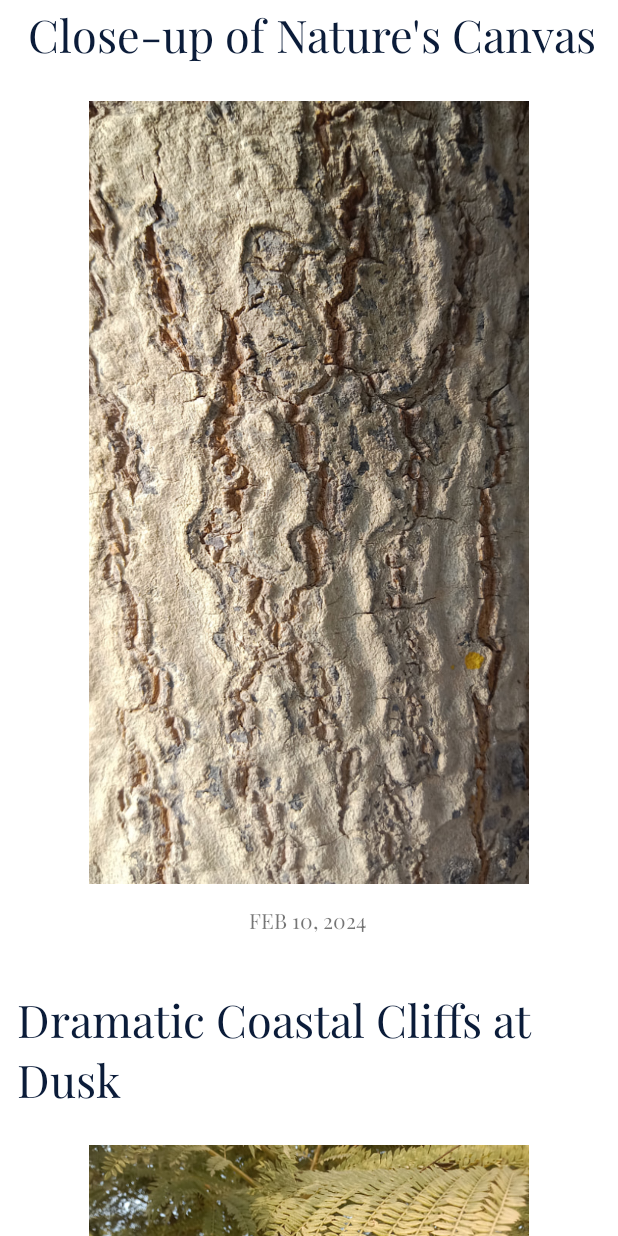
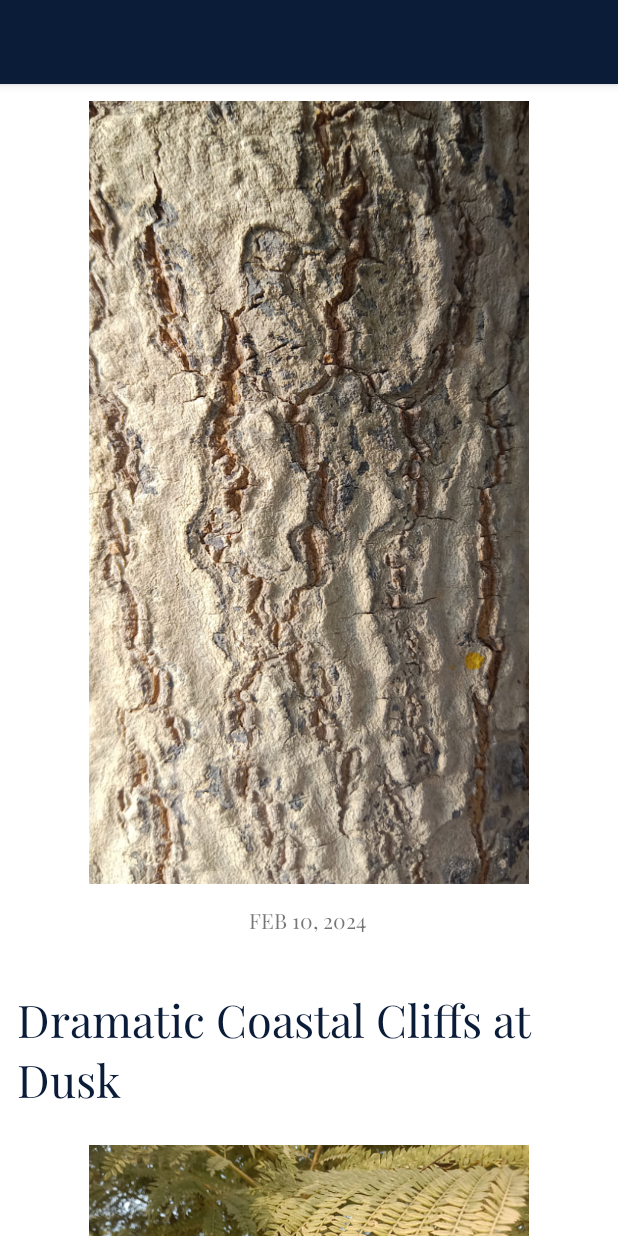
Before and after one commit to aliyabatoolalvi/AliyasStream, an Android app: the screen it shows after launch (MainActivity), on a phone screen of 412 x 824 dp. Run offline under Robolectric (Android 15) with nearby library versions, the phone set to English and light mode, and no system bars.

Commit message:
ADDED MORE CONTENTS

```diff
--- a/app/src/main/AndroidManifest.xml
+++ b/app/src/main/AndroidManifest.xml
@@ -17,7 +17,8 @@
             android:exported="false" />
         <activity
             android:name=".MainActivity"
-            android:exported="true">
+            android:exported="true"
+            android:label="Aliya's Stream">
         <intent-filter>
             <action android:name="android.intent.action.MAIN" />
             <category android:name="android.intent.category.LAUNCHER" />
--- a/app/src/main/java/com/example/aliyasstream/MainActivity.java
+++ b/app/src/main/java/com/example/aliyasstream/MainActivity.java
@@ -58,53 +58,77 @@ public class MainActivity extends AppCompatActivity {
                     );
             blogs.add(blog);
             blog=new Blog(
-                    "A Close-up of Nature's Canvas",
+
+                    "Vivid Blossom Elegance",
                     //5th
-                    R.drawable.image4,
-                    "FEB 12, 2024",
+                    R.drawable.image5,
+                    "FEB 14, 2024",
+                    "Immerse yourself in the vibrant allure of this flower portrait, where a delicate bloom takes center stage. The rich, contrasting hues of the petals create a visual symphony, capturing the essence of nature's vivacity in a single frame."
+            );
+            blogs.add(blog); blog=new Blog(
+                    "Graceful Petal Ballet",
+                    R.drawable.image6,
+                    "FEB 16, 2024",
+                    "Witness the poetic dance of petals as this flower portrait gracefully captures the intricate movements of nature. The delicately unfurling petals resemble a ballet in progress, showcasing the inherent beauty and elegance of the floral world."
+            );
+            blogs.add(blog); blog=new Blog(
+                    "Macro Majesty",
+                    R.drawable.image7,
+                    "FEB 29, 2024",
+                    "This close-up flower portrait unveils the unseen intricacies of nature's masterpiece. With meticulous attention to detail, the image showcases the velvety texture of each petal, revealing a world of minute details that often go unnoticed."
+            );
+            blogs.add(blog); blog=new Blog(
+                    "Gray Clouds Grace",
+                    R.drawable.image8,
+                    "Mar 1, 12, 2024",
                     "Humans aren’t great at blending in with their environment. In the 20th century—after we ditched the rather barbaric style of fighting wars in fields, with line formations charging at one another—camouflage would become a vital tool. This has grown into a multi-billion-dollar industry meant to keep soldiers hidden on the battlefield, offering a significant tactical advantage."
             );
             blogs.add(blog); blog=new Blog(
-                    "A Close-up of Nature's Canvas",
-                    R.drawable.image4,
-                    "FEB 12, 2024",
+                    "Sun sitting on tractor",
+                    R.drawable.image9,
+                    "MAR 2,, 2024",
                     "Humans aren’t great at blending in with their environment. In the 20th century—after we ditched the rather barbaric style of fighting wars in fields, with line formations charging at one another—camouflage would become a vital tool. This has grown into a multi-billion-dollar industry meant to keep soldiers hidden on the battlefield, offering a significant tactical advantage."
             );
             blogs.add(blog); blog=new Blog(
-                    "A Close-up of Nature's Canvas",
-                    R.drawable.image4,
-                    "FEB 12, 2024",
-                    "Humans aren’t great at blending in with their environment. In the 20th century—after we ditched the rather barbaric style of fighting wars in fields, with line formations charging at one another—camouflage would become a vital tool. This has grown into a multi-billion-dollar industry meant to keep soldiers hidden on the battlefield, offering a significant tactical advantage."
+                    "Burning in fire",
+                    R.drawable.image10,
+                    "MAR 3, 2024",
+                    "Capture the essence of village life with this intimate portrait of a stove in a quaint countryside setting. The rustic charm of the stove becomes a focal point, reflecting the heart and soul of a community where warmth and sustenance are shared around this central fixture."
             );
             blogs.add(blog); blog=new Blog(
-                    "A Close-up of Nature's Canvas",
-                    R.drawable.image4,
-                    "FEB 12, 2024",
-                    "Humans aren’t great at blending in with their environment. In the 20th century—after we ditched the rather barbaric style of fighting wars in fields, with line formations charging at one another—camouflage would become a vital tool. This has grown into a multi-billion-dollar industry meant to keep soldiers hidden on the battlefield, offering a significant tactical advantage."
+                    "Nature's network",
+                    R.drawable.image11,
+                    "MAR 4, 2024",
+                    "Witness the ever-changing beauty of trees as they transform with the seasons. From the delicate blossoms of spring to the fiery hues of autumn, this portrait captures the dynamic tapestry of nature, showcasing the trees as living canvases that reflect the passage of time."
             );
-            blogs.add(blog); blog=new Blog(
-                    "A Close-up of Nature's Canvas",
-                    R.drawable.image4,
-                    "FEB 12, 2024",
-                    "Humans aren’t great at blending in with their environment. In the 20th century—after we ditched the rather barbaric style of fighting wars in fields, with line formations charging at one another—camouflage would become a vital tool. This has grown into a multi-billion-dollar industry meant to keep soldiers hidden on the battlefield, offering a significant tactical advantage."
+            blogs.add(blog);
+            blog=new Blog(
+                    "Sweaty leaves",
+                    R.drawable.image12,
+                    "MAR 6, 2024",
+                    "Explore the intricate patterns of tree roots in this intimate portrait. Beneath the surface, a network of roots connects trees in a harmonious dance with the earth. This portrayal invites contemplation on the interconnectedness of all living things and the silent strength that lies beneath the surface."
             );
-            blogs.add(blog); blog=new Blog(
-                    "A Close-up of Nature's Canvas",
-                    R.drawable.image4,
-                    "FEB 12, 2024",
-                    "Humans aren’t great at blending in with their environment. In the 20th century—after we ditched the rather barbaric style of fighting wars in fields, with line formations charging at one another—camouflage would become a vital tool. This has grown into a multi-billion-dollar industry meant to keep soldiers hidden on the battlefield, offering a significant tactical advantage."
+            blogs.add(blog);
+            blog=new Blog(
+                    "Sweaty leaves",
+                    R.drawable.image13,
+                    "MAR 6, 2024",
+                    "Explore the intricate patterns of tree roots in this intimate portrait. Beneath the surface, a network of roots connects trees in a harmonious dance with the earth. This portrayal invites contemplation on the interconnectedness of all living things and the silent strength that lies beneath the surface."
             );
-            blogs.add(blog); blog=new Blog(
-                    "A Close-up of Nature's Canvas",
-                    R.drawable.image4,
-                    "FEB 12, 2024",
-                    "Humans aren’t great at blending in with their environment. In the 20th century—after we ditched the rather barbaric style of fighting wars in fields, with line formations charging at one another—camouflage would become a vital tool. This has grown into a multi-billion-dollar industry meant to keep soldiers hidden on the battlefield, offering a significant tactical advantage."
+            blogs.add(blog);
+
+            blog=new Blog(
+                    "Sky watching itself in mirror",
+                    R.drawable.image14,
+                    "MAR 6, 2024",
+                    "Explore the intricate patterns of tree roots in this intimate portrait. Beneath the surface, a network of roots connects trees in a harmonious dance with the earth. This portrayal invites contemplation on the interconnectedness of all living things and the silent strength that lies beneath the surface."
             );
-            blogs.add(blog); blog=new Blog(
-                    "A Close-up of Nature's Canvas",
-                    R.drawable.image4,
-                    "FEB 12, 2024",
-                    "Humans aren’t great at blending in with their environment. In the 20th century—after we ditched the rather barbaric style of fighting wars in fields, with line formations charging at one another—camouflage would become a vital tool. This has grown into a multi-billion-dollar industry meant to keep soldiers hidden on the battlefield, offering a significant tactical advantage."
+            blogs.add(blog);
+            blog=new Blog(
+                    "yellow in grace",
+                    R.drawable.image15,
+                    "MAR 6, 2024",
+                    "Explore the intricate patterns of tree roots in this intimate portrait. Beneath the surface, a network of roots connects trees in a harmonious dance with the earth. This portrayal invites contemplation on the interconnectedness of all living things and the silent strength that lies beneath the surface."
             );
             blogs.add(blog);
             return blogs;
--- a/app/src/main/res/layout/activity_main.xml
+++ b/app/src/main/res/layout/activity_main.xml
@@ -5,10 +5,23 @@
     android:layout_width="match_parent"
     android:layout_height="match_parent"
     tools:context=".MainActivity">
+
+    <androidx.appcompat.widget.Toolbar
+        android:id="@+id/toolbar"
+        android:layout_width="match_parent"
+        android:layout_height="?attr/actionBarSize"
+        android:background="?attr/colorPrimary"
+        android:elevation="4dp"
+        android:theme="@style/ThemeOverlay.AppCompat.ActionBar"
+        app:layout_constraintTop_toTopOf="@+id/recyclerView"
+        app:popupTheme="@style/ThemeOverlay.AppCompat.Light"/>
+
     <androidx.recyclerview.widget.RecyclerView
         android:id="@+id/recyclerView"
         android:layout_width="match_parent"
-        android:layout_height="match_parent" >
+        android:layout_height="wrap_content"
+        app:layout_constraintTop_toBottomOf="@+id/toolbar"
+        >
 
     </androidx.recyclerview.widget.RecyclerView>
 </androidx.constraintlayout.widget.ConstraintLayout>
--- a/app/src/main/res/layout/item_article.xml
+++ b/app/src/main/res/layout/item_article.xml
@@ -6,20 +6,20 @@
     android:layout_height="wrap_content"
     tools:context=".BlogDetailsActivity">
 
+
     <androidx.constraintlayout.widget.ConstraintLayout
         android:id="@+id/post"
+
         android:layout_width="match_parent"
         android:layout_height="match_parent"
-        android:orientation="vertical"
-
-        >
+        android:orientation="vertical">
 
         <TextView
             android:id="@+id/title"
             android:layout_width="wrap_content"
             android:layout_height="wrap_content"
+            android:layout_marginHorizontal="20dp"
             android:layout_marginBottom="20dp"
-            android:layout_marginHorizontal="20dp"
             android:fontFamily="@font/playfair"
             android:text="Image Title"
             android:textColor="@color/text"
```
Also changed, not shown: app/src/main/res/drawable/image10.jpg (added), app/src/main/res/drawable/image11.jpg (added), app/src/main/res/drawable/image12.jpg (added), app/src/main/res/drawable/image13.jpg (added), app/src/main/res/drawable/image14.jpg (added), app/src/main/res/drawable/image15.jpg (added), app/src/main/res/drawable/image5.jpg (added), app/src/main/res/drawable/image6.jpg (added), app/src/main/res/drawable/image7.jpg (added), app/src/main/res/drawable/image8.jpg (added), app/src/main/res/drawable/image9.jpg (added). Lines whose indentation alone changed are shown as unchanged.
